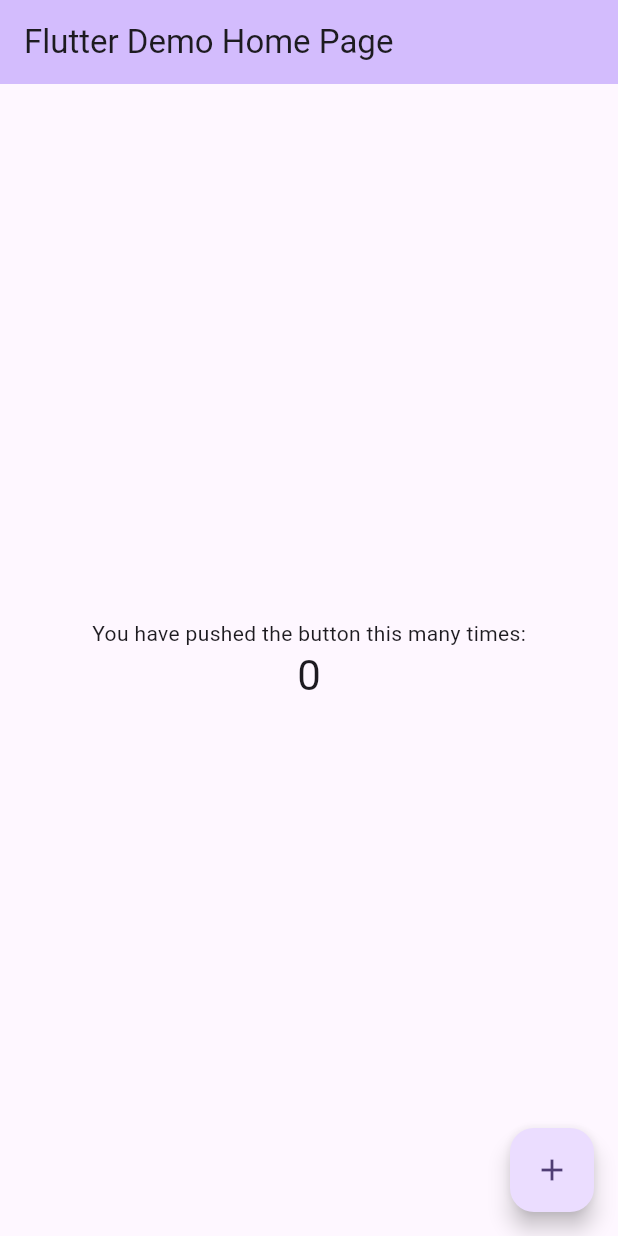
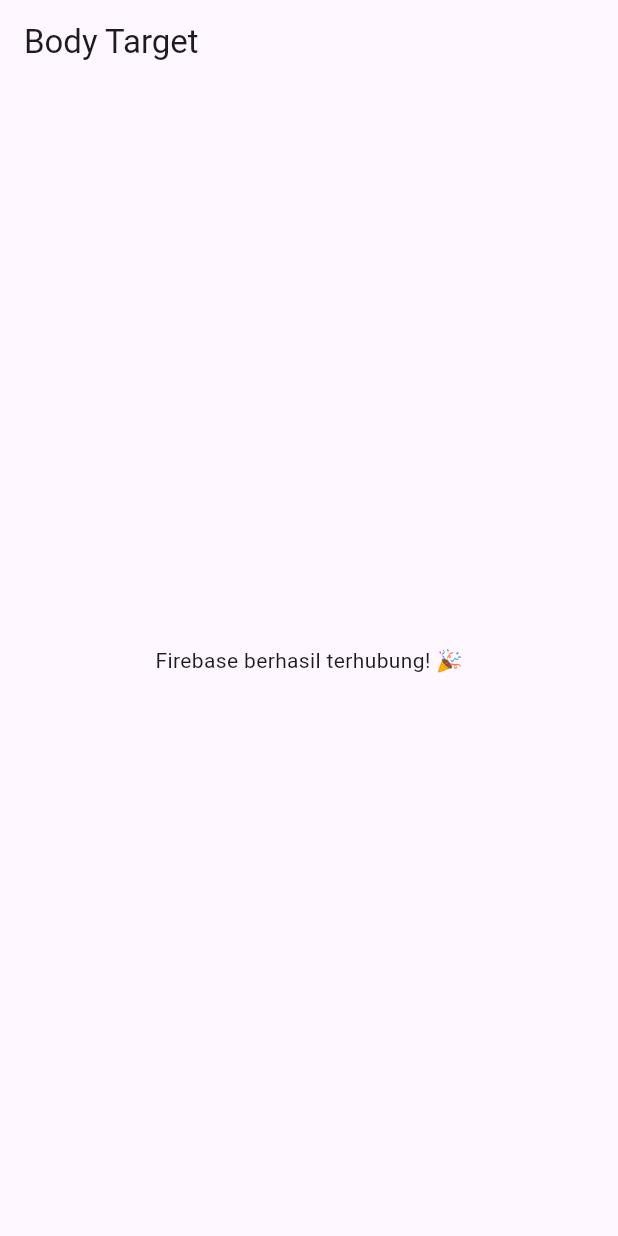
Before and after one commit to dafaaqrn/body_target, a Flutter app: the screen it shows after launch, on a phone screen of 412 x 824 dp. Run offline on Flutter 3.47's test engine with Material 3 defaults, Android fonts, the phone set to English and light mode, and no system bars; our stand-ins replace firebase_core; accounts and stored records are empty.

Commit message:
new main.dart

```diff
--- a/lib/main.dart
+++ b/lib/main.dart
@@ -1,121 +1,44 @@
 import 'package:flutter/material.dart';
+import 'package:firebase_core/firebase_core.dart';
+import 'firebase_options.dart';
 
-void main() {
+void main() async {
+  // Wajib dipanggil sebelum pakai plugin native (seperti Firebase)
+  WidgetsFlutterBinding.ensureInitialized();
+
+  // Menyalakan koneksi ke Firebase, pakai konfigurasi dari flutterfire configure tadi
+  await Firebase.initializeApp(
+    options: DefaultFirebaseOptions.currentPlatform,
+  );
+
   runApp(const MyApp());
 }
 
 class MyApp extends StatelessWidget {
   const MyApp({super.key});
 
-  // This widget is the root of your application.
   @override
   Widget build(BuildContext context) {
     return MaterialApp(
-      title: 'Flutter Demo',
+      title: 'Body Target',
       theme: ThemeData(
-        // This is the theme of your application.
-        //
-        // TRY THIS: Try running your application with "flutter run". You'll see
-        // the application has a purple toolbar. Then, without quitting the app,
-        // try changing the seedColor in the colorScheme below to Colors.green
-        // and then invoke "hot reload" (save your changes or press the "hot
-        // reload" button in a Flutter-supported IDE, or press "r" if you used
-        // the command line to start the app).
-        //
-        // Notice that the counter didn't reset back to zero; the application
-        // state is not lost during the reload. To reset the state, use hot
-        // restart instead.
-        //
-        // This works for code too, not just values: Most code changes can be
-        // tested with just a hot reload.
-        colorScheme: .fromSeed(seedColor: Colors.deepPurple),
+        primarySwatch: Colors.green,
+        useMaterial3: true,
       ),
-      home: const MyHomePage(title: 'Flutter Demo Home Page'),
+      home: const HomePage(),
     );
   }
 }
 
-class MyHomePage extends StatefulWidget {
-  const MyHomePage({super.key, required this.title});
-
-  // This widget is the home page of your application. It is stateful, meaning
-  // that it has a State object (defined below) that contains fields that affect
-  // how it looks.
-
-  // This class is the configuration for the state. It holds the values (in this
-  // case the title) provided by the parent (in this case the App widget) and
-  // used by the build method of the State. Fields in a Widget subclass are
-  // always marked "final".
-
-  final String title;
-
-  @override
-  State<MyHomePage> createState() => _MyHomePageState();
-}
-
-class _MyHomePageState extends State<MyHomePage> {
-  int _counter = 0;
-
-  void _incrementCounter() {
-    setState(() {
-      // This call to setState tells the Flutter framework that something has
-      // changed in this State, which causes it to rerun the build method below
-      // so that the display can reflect the updated values. If we changed
-      // _counter without calling setState(), then the build method would not be
-      // called again, and so nothing would appear to happen.
-      _counter++;
-    });
-  }
+class HomePage extends StatelessWidget {
+  const HomePage({super.key});
 
   @override
   Widget build(BuildContext context) {
-    // This method is rerun every time setState is called, for instance as done
-    // by the _incrementCounter method above.
-    //
-    // The Flutter framework has been optimized to make rerunning build methods
-    // fast, so that you can just rebuild anything that needs updating rather
-    // than having to individually change instances of widgets.
     return Scaffold(
-      appBar: AppBar(
-        // TRY THIS: Try changing the color here to a specific color (to
-        // Colors.amber, perhaps?) and trigger a hot reload to see the AppBar
-        // change color while the other colors stay the same.
-        backgroundColor: Theme.of(context).colorScheme.inversePrimary,
-        // Here we take the value from the MyHomePage object that was created by
-        // the App.build method, and use it to set our appbar title.
-        title: Text(widget.title),
-      ),
-      body: Center(
-        // Center is a layout widget. It takes a single child and positions it
-        // in the middle of the parent.
-        child: Column(
-          // Column is also a layout widget. It takes a list of children and
-          // arranges them vertically. By default, it sizes itself to fit its
-          // children horizontally, and tries to be as tall as its parent.
-          //
-          // Column has various properties to control how it sizes itself and
-          // how it positions its children. Here we use mainAxisAlignment to
-          // center the children vertically; the main axis here is the vertical
-          // axis because Columns are vertical (the cross axis would be
-          // horizontal).
-          //
-          // TRY THIS: Invoke "debug painting" (choose the "Toggle Debug Paint"
-          // action in the IDE, or press "p" in the console), to see the
-          // wireframe for each widget.
-          mainAxisAlignment: .center,
-          children: [
-            const Text('You have pushed the button this many times:'),
-            Text(
-              '$_counter',
-              style: Theme.of(context).textTheme.headlineMedium,
-            ),
-          ],
-        ),
-      ),
-      floatingActionButton: FloatingActionButton(
-        onPressed: _incrementCounter,
-        tooltip: 'Increment',
-        child: const Icon(Icons.add),
+      appBar: AppBar(title: const Text('Body Target')),
+      body: const Center(
+        child: Text('Firebase berhasil terhubung! 🎉'),
       ),
     );
   }
--- a/pubspec.yaml
+++ b/pubspec.yaml
@@ -34,6 +34,8 @@
   # The following adds the Cupertino Icons font to your application.
   # Use with the CupertinoIcons class for iOS style icons.
   cupertino_icons: ^1.0.8
+  firebase_core: ^4.15.0
+  cloud_firestore: ^6.10.0
 
 dev_dependencies:
   flutter_test:
```
Also changed, not shown: firebase.json (added), lib/firebase_options.dart (added), pubspec.lock, 6 other files.
